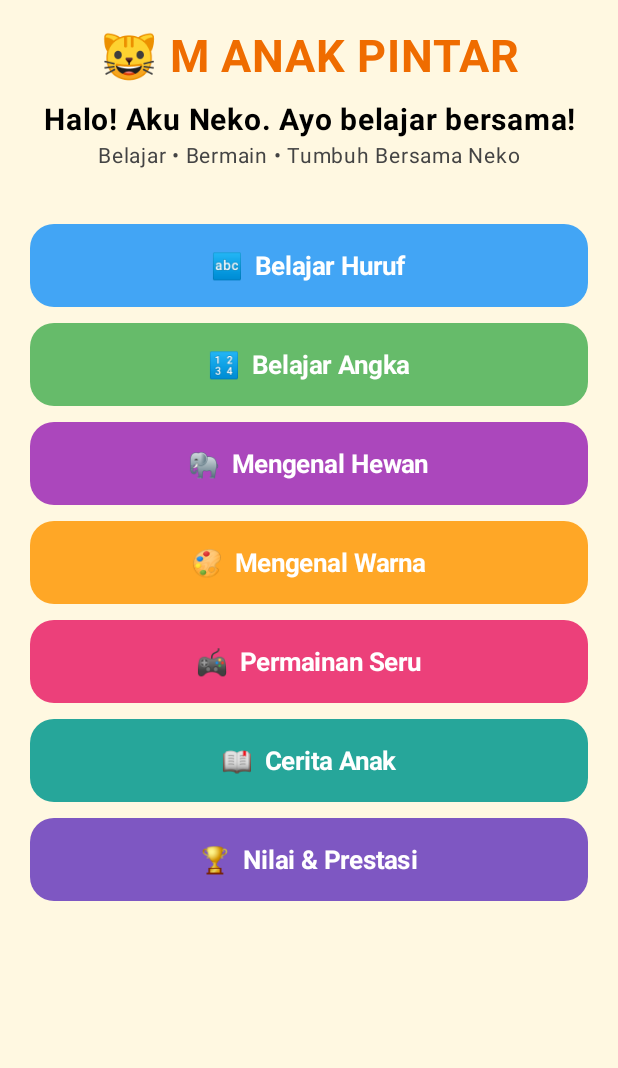
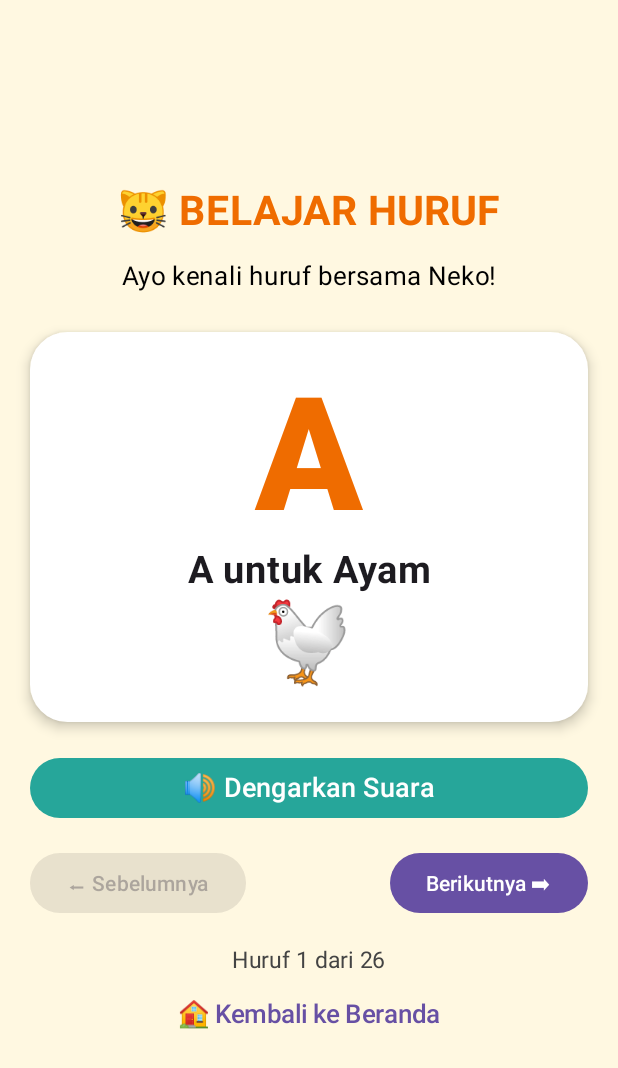
Before and after one commit to MChat-Android/M-Anak-Pintar, an Android app built with Jetpack Compose: the screen it shows after launch (MainActivity), after a tap on "🔤 Belajar Huruf", on a phone screen of 412 x 824 dp. Shown: the top 1068 px of the screen. Run offline under Robolectric (Android 15) with nearby library versions, the phone set to English and light mode, and no system bars.

Commit message:
Update MainActivity.kt

```diff
--- a/app/src/main/java/com/m/anakpintar/MainActivity.kt
+++ b/app/src/main/java/com/m/anakpintar/MainActivity.kt
@@ -1,20 +1,23 @@
 package com.m.anakpintar
 
 import android.os.Bundle
+import android.speech.tts.TextToSpeech
 import androidx.activity.ComponentActivity
 import androidx.activity.compose.setContent
 import androidx.compose.foundation.background
 import androidx.compose.foundation.layout.*
 import androidx.compose.foundation.shape.RoundedCornerShape
 import androidx.compose.material3.*
-import androidx.compose.runtime.Composable
+import androidx.compose.runtime.*
 import androidx.compose.ui.Alignment
 import androidx.compose.ui.Modifier
 import androidx.compose.ui.graphics.Color
+import androidx.compose.ui.platform.LocalContext
 import androidx.compose.ui.text.font.FontWeight
 import androidx.compose.ui.text.style.TextAlign
 import androidx.compose.ui.unit.dp
 import androidx.compose.ui.unit.sp
+import java.util.Locale
 
 class MainActivity : ComponentActivity() {
     override fun onCreate(savedInstanceState: Bundle?) {
@@ -27,10 +30,36 @@ class MainActivity : ComponentActivity() {
 
 @Composable
 fun NekoApp() {
-    val orange = Color(0xFFFFA726)
-    val blue = Color(0xFF42A5F5)
+    var halaman by remember { mutableStateOf("beranda") }
+    var indeksHuruf by remember { mutableStateOf(0) }
+
+    val warnaLatar = Color(0xFFFFF8E1)
 
     MaterialTheme {
+        Surface(
+            modifier = Modifier.fillMaxSize(),
+            color = warnaLatar
+        ) {
+            if (halaman == "huruf") {
+                BelajarHuruf(
+                    indeks = indeksHuruf,
+                    ubahIndeks = { indeksHuruf = it },
+                    kembali = { halaman = "beranda" }
+                )
+            } else {
+                Beranda(
+                    bukaHuruf = {
+                        indeksHuruf = 0
+                        halaman = "huruf"
+                    }
+                )
+            }
+        }
+    }
+}
+
+@Composable
+fun Beranda(bukaHuruf: () -> Unit) {
     Column(
         modifier = Modifier
             .fillMaxSize()
@@ -39,7 +68,7 @@ fun NekoApp() {
         horizontalAlignment = Alignment.CenterHorizontally
     ) {
         Text(
-                text = "🐱 M ANAK PINTAR",
+            "🐱 M ANAK PINTAR",
             fontSize = 30.sp,
             fontWeight = FontWeight.Bold,
             color = Color(0xFFEF6C00),
@@ -49,48 +78,223 @@ fun NekoApp() {
         Spacer(modifier = Modifier.height(12.dp))
 
         Text(
-                text = "Halo! Aku Neko. Ayo belajar bersama!",
+            "Halo! Aku Neko. Ayo belajar bersama!",
             fontSize = 20.sp,
             fontWeight = FontWeight.Bold,
             textAlign = TextAlign.Center
         )
 
         Text(
-                text = "Belajar • Bermain • Tumbuh Bersama Neko",
+            "Belajar • Bermain • Tumbuh Bersama Neko",
             fontSize = 14.sp,
             color = Color.DarkGray
         )
 
-            Spacer(modifier = Modifier.height(28.dp))
+        Spacer(modifier = Modifier.height(25.dp))
 
-            MenuButton("🔤  Belajar Huruf", blue)
+        MenuButton("🔤  Belajar Huruf", Color(0xFF42A5F5), bukaHuruf)
         MenuButton("🔢  Belajar Angka", Color(0xFF66BB6A))
         MenuButton("🐘  Mengenal Hewan", Color(0xFFAB47BC))
-            MenuButton("🎨  Mengenal Warna", orange)
+        MenuButton("🎨  Mengenal Warna", Color(0xFFFFA726))
         MenuButton("🎮  Permainan Seru", Color(0xFFEC407A))
         MenuButton("📖  Cerita Anak", Color(0xFF26A69A))
         MenuButton("🏆  Nilai & Prestasi", Color(0xFF7E57C2))
     }
 }
-}
 
 @Composable
-fun MenuButton(title: String, color: Color) {
+fun MenuButton(
+    judul: String,
+    warna: Color,
+    aksi: () -> Unit = {}
+) {
     Button(
-        onClick = { },
+        onClick = aksi,
         modifier = Modifier
             .fillMaxWidth()
             .padding(vertical = 5.dp)
             .height(55.dp),
         shape = RoundedCornerShape(16.dp),
         colors = ButtonDefaults.buttonColors(
-            containerColor = color
+            containerColor = warna
         )
     ) {
         Text(
-            text = title,
+            judul,
             fontSize = 17.sp,
             fontWeight = FontWeight.Bold
         )
     }
 }
+
+@Composable
+fun BelajarHuruf(
+    indeks: Int,
+    ubahIndeks: (Int) -> Unit,
+    kembali: () -> Unit
+) {
+    val daftarHuruf = listOf(
+        "Ayam" to "🐔",
+        "Bola" to "⚽",
+        "Cicak" to "🦎",
+        "Domba" to "🐑",
+        "Elang" to "🦅",
+        "Foto" to "📷",
+        "Gajah" to "🐘",
+        "Harimau" to "🐯",
+        "Ikan" to "🐟",
+        "Jeruk" to "🍊",
+        "Kucing" to "🐱",
+        "Lampu" to "💡",
+        "Mobil" to "🚗",
+        "Nanas" to "🍍",
+        "Obat" to "💊",
+        "Pisang" to "🍌",
+        "Quran" to "📖",
+        "Rusa" to "🦌",
+        "Sapi" to "🐄",
+        "Topi" to "🧢",
+        "Ular" to "🐍",
+        "Vas" to "🏺",
+        "Wortel" to "🥕",
+        "Xilofon" to "🎼",
+        "Yoyo" to "🪀",
+        "Zebra" to "🦓"
+    )
+
+    val huruf = ('A'..'Z').elementAt(indeks)
+    val kata = daftarHuruf[indeks].first
+    val emoji = daftarHuruf[indeks].second
+
+    val konteks = LocalContext.current
+
+    val suara = remember(konteks) {
+        TextToSpeech(konteks, null)
+    }
+
+    DisposableEffect(suara) {
+        onDispose {
+            suara.stop()
+            suara.shutdown()
+        }
+    }
+
+    Column(
+        modifier = Modifier
+            .fillMaxSize()
+            .background(Color(0xFFFFF8E1))
+            .padding(20.dp),
+        horizontalAlignment = Alignment.CenterHorizontally,
+        verticalArrangement = Arrangement.Center
+    ) {
+        Text(
+            "🐱 BELAJAR HURUF",
+            fontSize = 27.sp,
+            fontWeight = FontWeight.Bold,
+            color = Color(0xFFEF6C00)
+        )
+
+        Spacer(modifier = Modifier.height(15.dp))
+
+        Text(
+            "Ayo kenali huruf bersama Neko!",
+            fontSize = 17.sp
+        )
+
+        Spacer(modifier = Modifier.height(25.dp))
+
+        Card(
+            modifier = Modifier
+                .fillMaxWidth()
+                .height(260.dp),
+            shape = RoundedCornerShape(25.dp),
+            colors = CardDefaults.cardColors(
+                containerColor = Color.White
+            ),
+            elevation = CardDefaults.cardElevation(5.dp)
+        ) {
+            Column(
+                modifier = Modifier
+                    .fillMaxSize()
+                    .padding(15.dp),
+                horizontalAlignment = Alignment.CenterHorizontally,
+                verticalArrangement = Arrangement.Center
+            ) {
+                Text(
+                    huruf.toString(),
+                    fontSize = 105.sp,
+                    fontWeight = FontWeight.ExtraBold,
+                    color = Color(0xFFEF6C00)
+                )
+
+                Text(
+                    "$huruf untuk $kata",
+                    fontSize = 25.sp,
+                    fontWeight = FontWeight.Bold
+                )
+
+                Text(
+                    emoji,
+                    fontSize = 55.sp
+                )
+            }
+        }
+
+        Spacer(modifier = Modifier.height(20.dp))
+
+        Button(
+            onClick = {
+                suara.language = Locale("id", "ID")
+                suara.speak(
+                    "$huruf, $kata",
+                    TextToSpeech.QUEUE_FLUSH,
+                    null,
+                    "suara_huruf"
+                )
+            },
+            modifier = Modifier.fillMaxWidth(),
+            colors = ButtonDefaults.buttonColors(
+                containerColor = Color(0xFF26A69A)
+            )
+        ) {
+            Text("🔊 Dengarkan Suara", fontSize = 18.sp)
+        }
+
+        Spacer(modifier = Modifier.height(15.dp))
+
+        Row(
+            modifier = Modifier.fillMaxWidth(),
+            horizontalArrangement = Arrangement.SpaceBetween
+        ) {
+            Button(
+                onClick = {
+                    if (indeks > 0) ubahIndeks(indeks - 1)
+                },
+                enabled = indeks > 0
+            ) {
+                Text("⬅ Sebelumnya")
+            }
+
+            Button(
+                onClick = {
+                    if (indeks < 25) ubahIndeks(indeks + 1)
+                },
+                enabled = indeks < 25
+            ) {
+                Text("Berikutnya ➡")
+            }
+        }
+
+        Spacer(modifier = Modifier.height(15.dp))
+
+        Text(
+            "Huruf ${indeks + 1} dari 26",
+            fontSize = 15.sp,
+            color = Color.DarkGray
+        )
+
+        TextButton(onClick = kembali) {
+            Text("🏠 Kembali ke Beranda", fontSize = 17.sp)
+        }
+    }
+}
```
Lines whose indentation alone changed are shown as unchanged.
